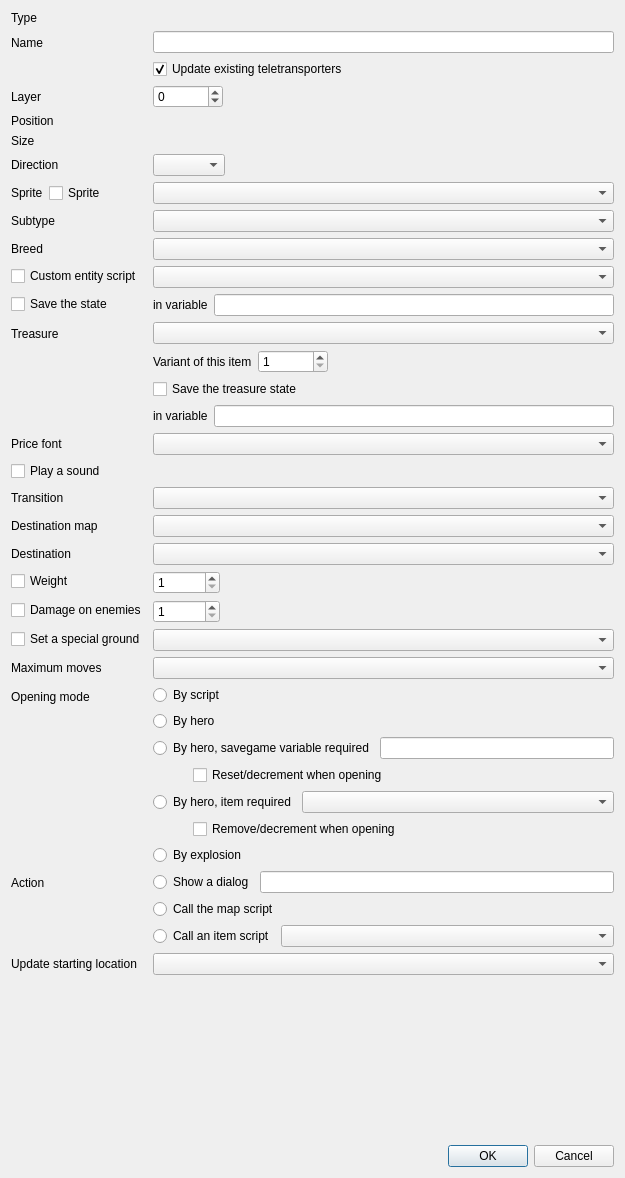
Before: the Qt Designer form src/widgets/edit_entity_dialog.ui in solarus-games/solarus-quest-editor, drawn with Qt 5.
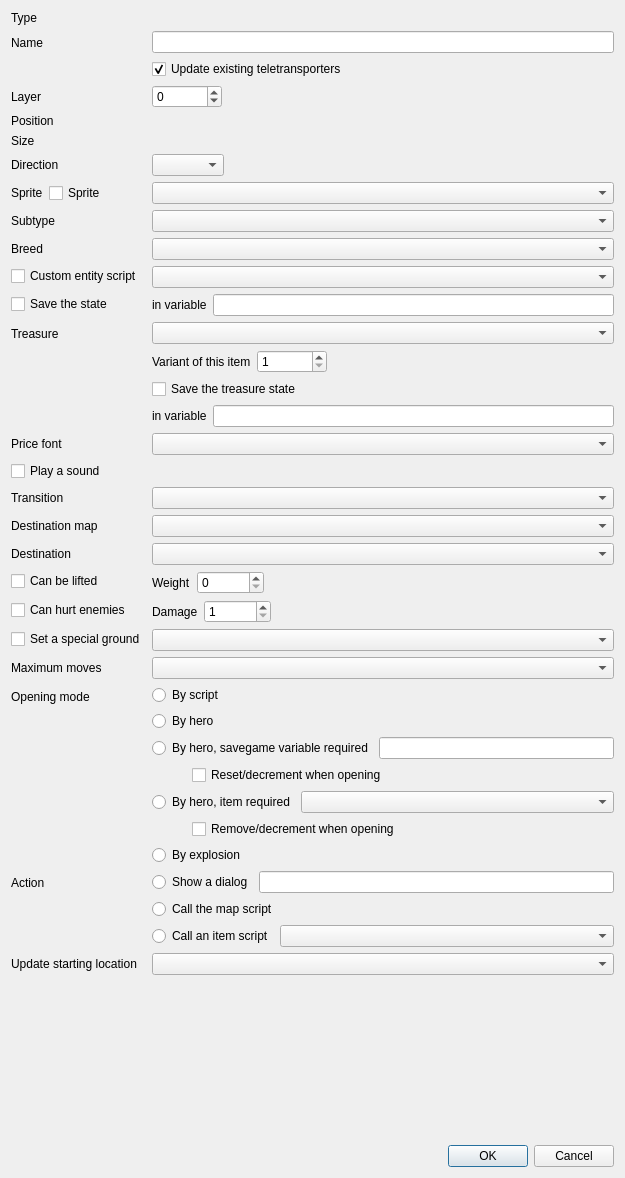
After: the same form once the commit is applied. Custom widgets are drawn as their Qt base class.

Commit message:
Map editor: fix setting destructible objects non liftable
Closes #247.

Diff of the .ui file:
```diff
--- a/src/widgets/edit_entity_dialog.ui
+++ b/src/widgets/edit_entity_dialog.ui
@@ -423,7 +423,7 @@
      <item row="17" column="0">
       <widget class="QCheckBox" name="weight_checkbox">
        <property name="text">
-        <string>Weight</string>
+        <string>Can be lifted</string>
        </property>
       </widget>
      </item>
@@ -442,6 +442,13 @@
         <property name="bottomMargin">
          <number>0</number>
         </property>
+        <item>
+         <widget class="QLabel" name="weight_label">
+          <property name="text">
+           <string>Weight</string>
+          </property>
+         </widget>
+        </item>
         <item>
          <widget class="QSpinBox" name="weight_field">
           <property name="maximumSize">
@@ -451,7 +458,7 @@
            </size>
           </property>
           <property name="minimum">
-           <number>1</number>
+           <number>0</number>
           </property>
           <property name="maximum">
            <number>999999</number>
@@ -477,7 +484,7 @@
      <item row="18" column="0">
       <widget class="QCheckBox" name="damage_on_enemies_checkbox">
        <property name="text">
-        <string>Damage on enemies</string>
+        <string>Can hurt enemies</string>
        </property>
       </widget>
      </item>
@@ -496,6 +503,13 @@
         <property name="bottomMargin">
          <number>0</number>
         </property>
+        <item>
+         <widget class="QLabel" name="damage_on_enemies_label">
+          <property name="text">
+           <string>Damage</string>
+          </property>
+         </widget>
+        </item>
         <item>
          <widget class="QSpinBox" name="damage_on_enemies_field">
           <property name="maximumSize">
```
The commit also changes 2 other files.
